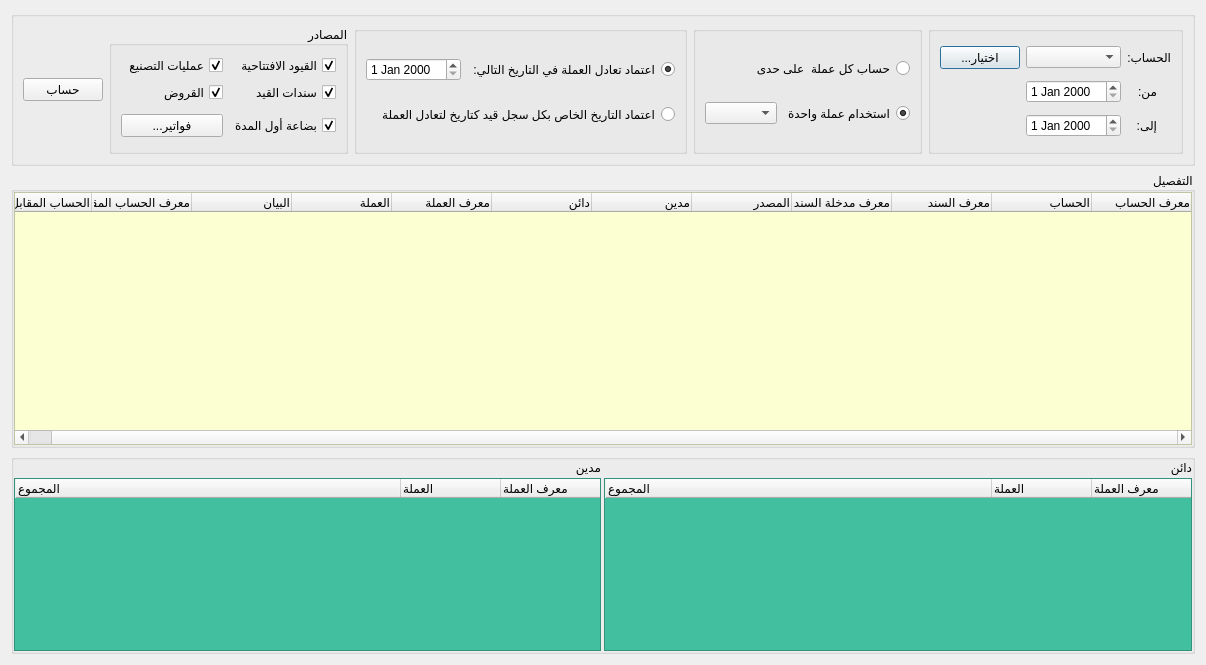
This is Ui_Ledger.ui in rabee361/E-commerce2 as Qt 5 draws it before an edit. The edited form follows.
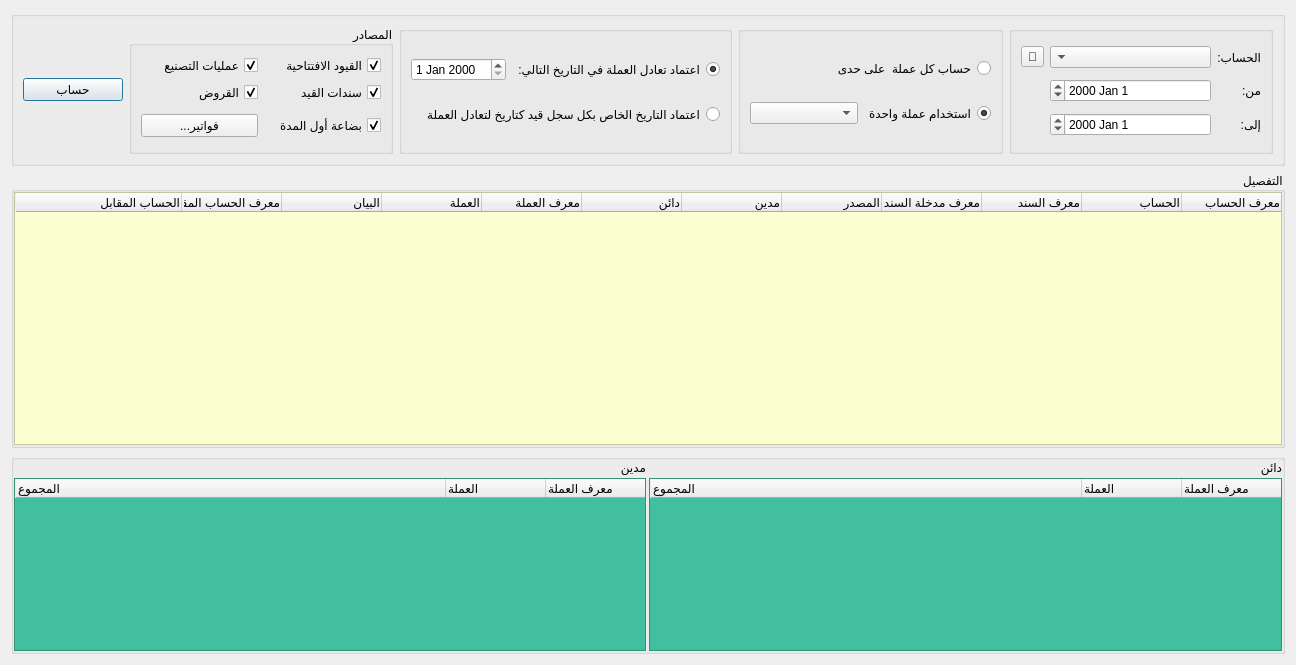
This is the edited form.

The edit to the form file:
```diff
--- a/Ui_Ledger.ui
+++ b/Ui_Ledger.ui
@@ -9,7 +9,7 @@
    <rect>
     <x>0</x>
     <y>0</y>
-    <width>1090</width>
+    <width>1296</width>
     <height>665</height>
    </rect>
   </property>
@@ -337,23 +337,22 @@
       <item row="0" column="5">
        <widget class="QGroupBox" name="groupBox_8">
         <property name="layoutDirection">
-         <enum>Qt::LeftToRight</enum>
+         <enum>Qt::RightToLeft</enum>
         </property>
         <property name="title">
          <string/>
         </property>
         <layout class="QGridLayout" name="gridLayout_7">
-         <item row="0" column="0">
-          <widget class="QPushButton" name="select_account_btn">
-           <property name="text">
-            <string>...اختيار</string>
-           </property>
-          </widget>
-         </item>
          <item row="0" column="1">
           <widget class="QComboBox" name="accounts_combobox"/>
          </item>
-         <item row="0" column="2">
+         <item row="1" column="1">
+          <widget class="QDateEdit" name="from_date_input"/>
+         </item>
+         <item row="2" column="1">
+          <widget class="QDateEdit" name="to_date_input"/>
+         </item>
+         <item row="0" column="0">
           <widget class="QLabel" name="label_6">
            <property name="maximumSize">
             <size>
@@ -366,10 +365,7 @@
            </property>
           </widget>
          </item>
-         <item row="1" column="1">
-          <widget class="QDateEdit" name="from_date_input"/>
-         </item>
-         <item row="1" column="2">
+         <item row="1" column="0">
           <widget class="QLabel" name="label_4">
            <property name="maximumSize">
             <size>
@@ -382,10 +378,7 @@
            </property>
           </widget>
          </item>
-         <item row="2" column="1">
-          <widget class="QDateEdit" name="to_date_input"/>
-         </item>
-         <item row="2" column="2">
+         <item row="2" column="0">
           <widget class="QLabel" name="label_5">
            <property name="maximumSize">
             <size>
@@ -398,6 +391,13 @@
            </property>
           </widget>
          </item>
+         <item row="0" column="2">
+          <widget class="QToolButton" name="select_account_btn">
+           <property name="text">
+            <string>🔎</string>
+           </property>
+          </widget>
+         </item>
         </layout>
        </widget>
       </item>
@@ -556,7 +556,7 @@
           <widget class="QRadioButton" name="distinct_currency_radio">
            <property name="maximumSize">
             <size>
-             <width>180</width>
+             <width>200</width>
              <height>16777215</height>
             </size>
            </property>
```
